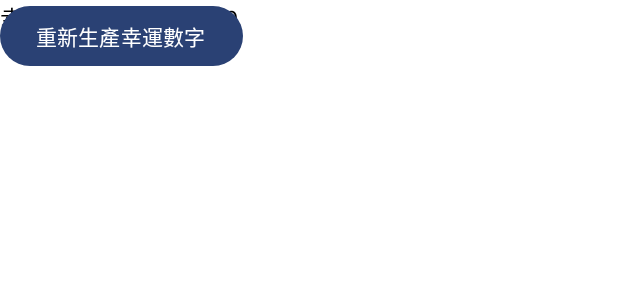
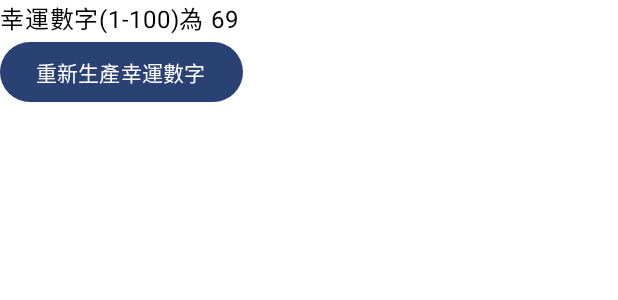
Before and after one commit to parklor/lotto_20250915parklor, an Android app built with Jetpack Compose: the @Preview function GreetingPreview, on a phone screen of 412 x 824 dp. Shown: the top 300 px of the screen. Run offline under Robolectric (Android 15) with nearby library versions, the phone set to English and light mode, and no system bars.

Commit message:
第四次 垂直排列

```diff
--- a/app/src/main/java/tw/edu/pu/csim/s1132249/hello/MainActivity.kt
+++ b/app/src/main/java/tw/edu/pu/csim/s1132249/hello/MainActivity.kt
@@ -4,6 +4,7 @@ import android.os.Bundle
 import androidx.activity.ComponentActivity
 import androidx.activity.compose.setContent
 import androidx.activity.enableEdgeToEdge
+import androidx.compose.foundation.layout.Column
 import androidx.compose.foundation.layout.fillMaxSize
 import androidx.compose.foundation.layout.padding
 import androidx.compose.material3.Button
@@ -34,10 +35,9 @@ class MainActivity : ComponentActivity() {
 fun Play(modifier: Modifier = Modifier) {
     var lucky =(1..100).random()
 
-
+    Column(modifier = modifier){
         Text(
             text = "幸運數字(1-100)為 $lucky",
-        modifier = modifier
         )
 
         Button(
@@ -47,6 +47,8 @@ fun Play(modifier: Modifier = Modifier) {
         }
     }
 
+}
+
 @Preview(showBackground = true)
 @Composable
 fun GreetingPreview() {
```
Lines whose indentation alone changed are shown as unchanged.
